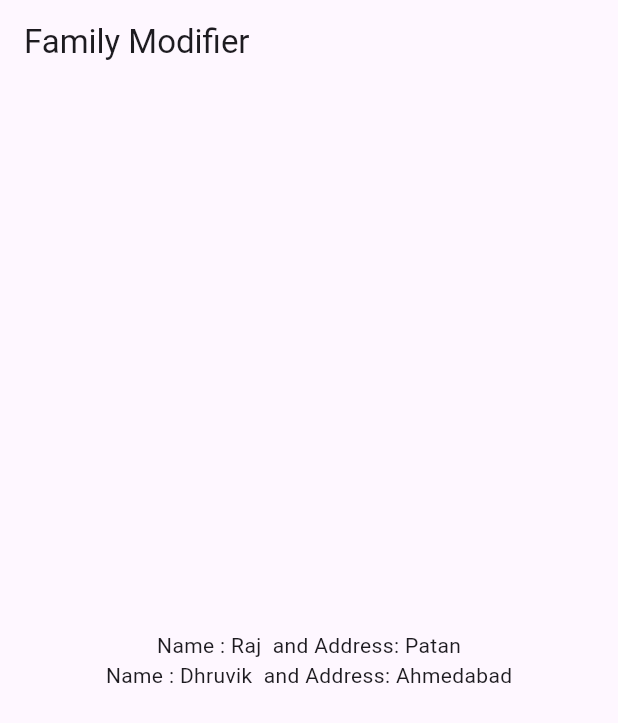
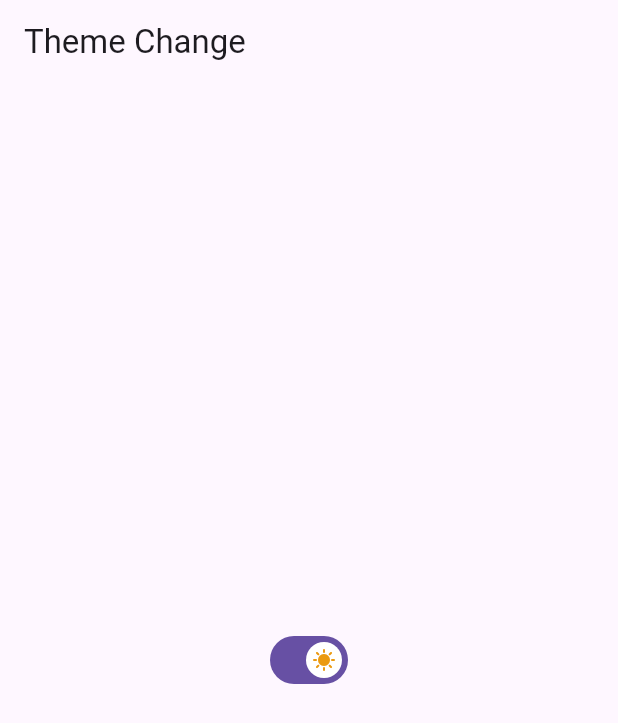
Before and after one commit to DhruvikPrj/Riverpod_Practice, a Flutter app: the screen it shows after launch, on a phone screen of 412 x 824 dp. Shown: the top 723 px of the screen. Run offline on Flutter 3.47's test engine with Material 3 defaults, Android fonts, the phone set to English and light mode, and no system bars; our stand-ins replace equatable, flutter_riverpod, loading_animation_widget.

Commit message:
ThemeChanger Added

```diff
--- a/lib/ChangeTheme/theme.dart
+++ b/lib/ChangeTheme/theme.dart
@@ -0,0 +1,37 @@
+import 'package:flutter/material.dart';
+import 'package:flutter_riverpod/flutter_riverpod.dart';
+
+final themeProvider = StateProvider<bool>((ref) => true);
+
+class ThemeChange extends ConsumerWidget {
+  const ThemeChange({super.key});
+
+  @override
+  Widget build(BuildContext context, WidgetRef ref) {
+    final isLightTheme = ref.watch(themeProvider);
+
+    return MaterialApp(
+      debugShowCheckedModeBanner: false,
+      theme: isLightTheme ? ThemeData.light() : ThemeData.dark(),
+      home: Scaffold(
+        appBar: AppBar(
+          title: const Text("Theme Change"),
+        ),
+        body: Center(
+            child: Switch(
+          thumbIcon: isLightTheme
+              ? MaterialStateProperty.all(const Icon(
+                  Icons.sunny,
+                  color: Color.fromARGB(255, 235, 154, 15),
+                ))
+              : MaterialStateProperty.all(const Icon(
+                  Icons.dark_mode,
+                  color: Color.fromARGB(255, 46, 5, 97),
+                )),
+          value: isLightTheme,
+          onChanged: (value) => ref.read(themeProvider.notifier).state = value,
+        )),
+      ),
+    );
+  }
+}
--- a/lib/main.dart
+++ b/lib/main.dart
@@ -1,5 +1,6 @@
 import 'package:flutter/material.dart';
 import 'package:flutter_riverpod/flutter_riverpod.dart';
+import 'package:riverpod_practice/ChangeTheme/theme.dart';
 import 'package:riverpod_practice/Family_Modifier/family_modifier.dart';
 // import 'package:riverpod_practice/Stream_Provider/stream_provider.dart';
 // import 'package:riverpod_practice/future_provider/getUser/api_response.dart';
@@ -19,10 +20,7 @@ class MyApp extends StatelessWidget {
 
   @override
   Widget build(BuildContext context) {
-    return const MaterialApp(
-      debugShowCheckedModeBanner: false,
-      home: FamilyModifier(),
-    );
+    return const ThemeChange();
   }
 }
 
```
